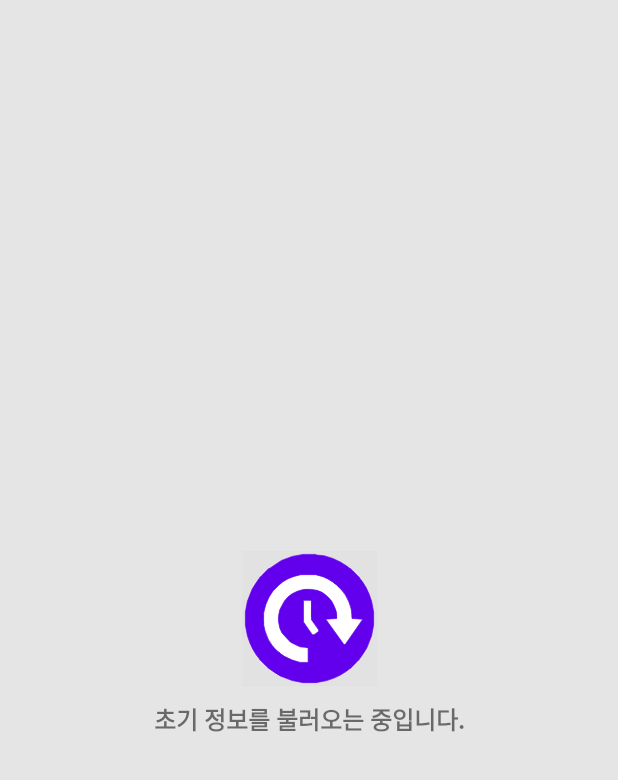
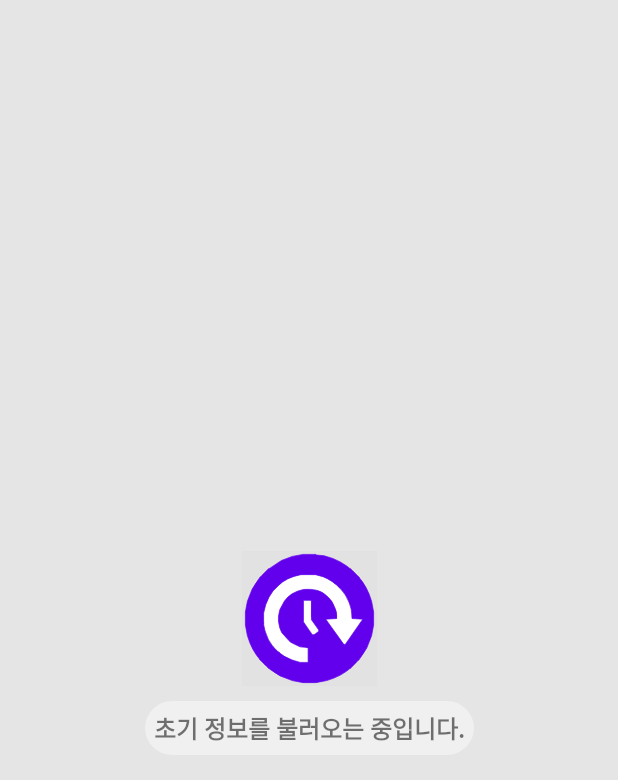
Before and after one commit to wo9374/Kovid, an Android app: the layout contents_loading_screen.xml on its own in the app's theme, with its tools: preview values and no code run, on a phone screen of 412 x 824 dp. Shown: the top 780 px of the screen. Run offline under Robolectric (Android 15) with nearby library versions, the phone set to English and light mode, and no system bars.

Commit message:
맵정보 오류 임시파악 defailt 처리

```diff
--- a/app/src/main/java/com/project/kovid/model/CovidChartData.kt
+++ b/app/src/main/java/com/project/kovid/model/CovidChartData.kt
@@ -62,7 +62,7 @@ data class CovidChartItem(
     var stateTime: String,
 
     @PropertyElement(name = "updateDt")   //수정일시분초
-    var updateDt: String?,
+    var updateDt: String? = "",
 )
 
 data class WeekCovid(
--- a/app/src/main/res/layout/contents_loading_screen.xml
+++ b/app/src/main/res/layout/contents_loading_screen.xml
@@ -24,6 +24,8 @@
             android:layout_width="wrap_content"
             android:layout_height="wrap_content"
             android:layout_marginTop="10dp"
+            android:background="@drawable/bg_coner_round"
+            android:padding="6dp"
             android:textStyle="bold"
             android:textSize="16sp"
             app:layout_constraintEnd_toEndOf="parent"
```
